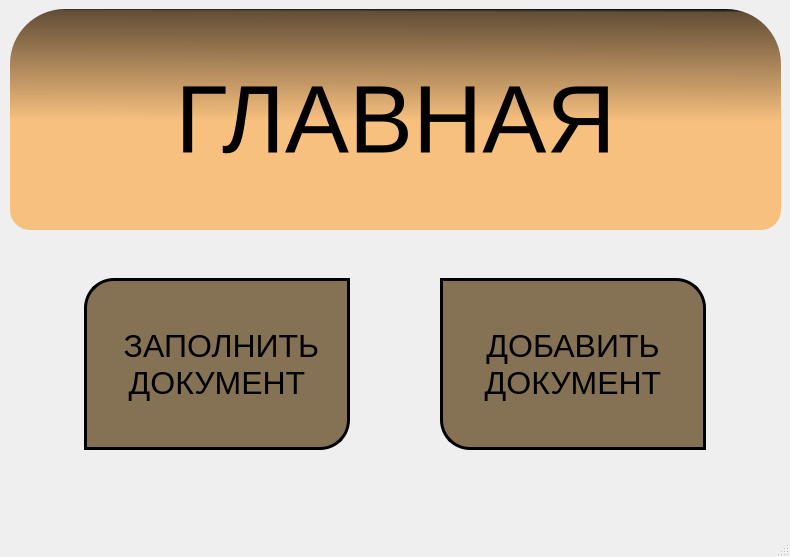
Above: Main_s.ui from Morskoikot/------- before the change. Below: the same form after it.
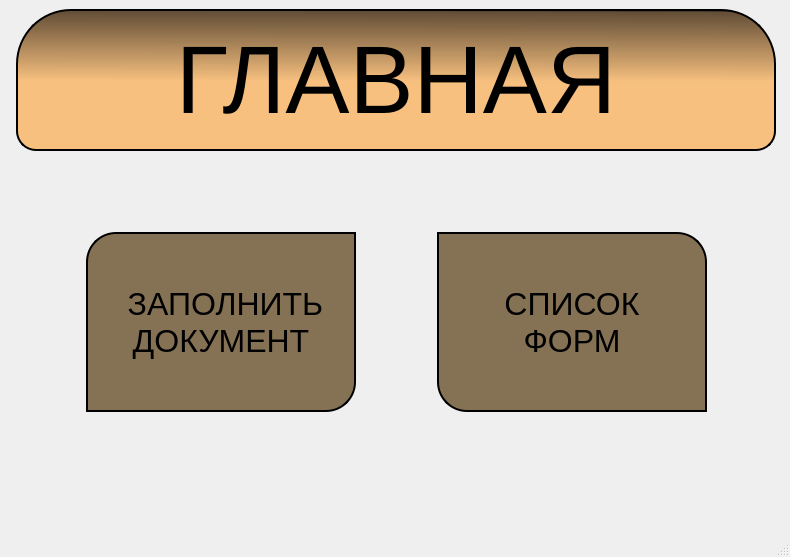
That is the form after the change. Icons and pictures are not drawn.

```diff
--- a/Main_s.ui
+++ b/Main_s.ui
@@ -48,10 +48,10 @@
      <widget class="QWidget" name="horizontalLayoutWidget">
       <property name="geometry">
        <rect>
-        <x>-10</x>
-        <y>230</y>
-        <width>791</width>
-        <height>271</height>
+        <x>1</x>
+        <y>158</y>
+        <width>771</width>
+        <height>331</height>
        </rect>
       </property>
       <layout class="QHBoxLayout" name="horizontalLayout">
@@ -59,8 +59,8 @@
         <widget class="QPushButton" name="Button_Zapolnit">
          <property name="maximumSize">
           <size>
-           <width>266</width>
-           <height>172</height>
+           <width>270</width>
+           <height>180</height>
           </size>
          </property>
          <property name="font">
@@ -73,13 +73,13 @@
 background-color: rgb(133, 114, 85);
 border-top-left-radius: 30px;
 border-bottom-right-radius: 30px;
-border: 3px solid;
+border: 2px solid;
 }
 #Button_Zapolnit:hover {
 background:#dabb8b;
 }
 #Button_Zapolnit:pressed {
-color: #FFFFFF;
+background-color: rgb(133, 114, 85);
 }</string>
          </property>
          <property name="text">
@@ -89,11 +89,11 @@
         </widget>
        </item>
        <item>
-        <widget class="QPushButton" name="Button_Dobavit">
+        <widget class="QPushButton" name="Button_Spisok">
          <property name="maximumSize">
           <size>
-           <width>266</width>
-           <height>172</height>
+           <width>270</width>
+           <height>180</height>
           </size>
          </property>
          <property name="font">
@@ -102,22 +102,22 @@
           </font>
          </property>
          <property name="styleSheet">
-          <string notr="true">#Button_Dobavit{
+          <string notr="true">#Button_Spisok{
 background-color: rgb(133, 114, 85);
 border-top-right-radius: 30px;
 border-bottom-left-radius: 30px;
-border: 3px solid;
+border: 2px solid;
 }
-#Button_Dobavit:hover {
+#Button_Spisok:hover {
 background:#dabb8b;
 }
-#Button_Dobavit:pressed {
-color: #FFFFFF;
+#Button_Spisok:pressed {
+background-color: rgb(133, 114, 85);
 }</string>
          </property>
          <property name="text">
-          <string>ДОБАВИТЬ
-ДОКУМЕНТ</string>
+          <string>СПИСОК
+ФОРМ</string>
          </property>
         </widget>
        </item>
@@ -126,15 +126,23 @@
      <widget class="QWidget" name="verticalLayoutWidget">
       <property name="geometry">
        <rect>
-        <x>0</x>
-        <y>10</y>
+        <x>1</x>
+        <y>1</y>
         <width>771</width>
-        <height>221</height>
+        <height>161</height>
        </rect>
       </property>
       <layout class="QVBoxLayout" name="verticalLayout">
        <item>
+        <layout class="QHBoxLayout" name="horizontalLayout_5">
+         <item>
         <widget class="QLabel" name="Glavnaya">
+           <property name="maximumSize">
+            <size>
+             <width>760</width>
+             <height>142</height>
+            </size>
+           </property>
          <property name="font">
           <font>
            <pointsize>72</pointsize>
@@ -144,7 +152,8 @@
           <enum>Qt::DefaultContextMenu</enum>
          </property>
          <property name="styleSheet">
-          <string notr="true">border-top-left-radius: 55px;
+            <string notr="true">border: 2px solid;
+border-top-left-radius: 55px;
 border-top-right-radius: 55px;
 border-bottom-right-radius: 20px;
 border-bottom-left-radius: 20px;
@@ -159,6 +168,8 @@
         </widget>
        </item>
       </layout>
+       </item>
+      </layout>
      </widget>
     </widget>
     <widget class="QWidget" name="Add_Page">
@@ -171,9 +182,9 @@
      <widget class="QWidget" name="verticalLayoutWidget_2">
       <property name="geometry">
        <rect>
-        <x>-10</x>
+        <x>0</x>
         <y>10</y>
-        <width>781</width>
+        <width>771</width>
         <height>481</height>
        </rect>
       </property>
@@ -194,7 +205,8 @@
             </font>
            </property>
            <property name="styleSheet">
-            <string notr="true">background-color: qlineargradient(spread:pad, x1:0.505682, y1:0, x2:0.501, y2:0.511, stop:0 rgba(19, 19, 19, 255), stop:0.0227273 rgba(89, 67, 42, 239), stop:1 rgba(249, 179, 96, 200));
+            <string notr="true">border: 2px solid;
+background-color: qlineargradient(spread:pad, x1:0.505682, y1:0, x2:0.501, y2:0.511, stop:0 rgba(19, 19, 19, 255), stop:0.0227273 rgba(89, 67, 42, 239), stop:1 rgba(249, 179, 96, 200));
 border-top-left-radius: 55px;
 border-top-right-radius: 55px;
 border-bottom-left-radius: 22px;
```
Lines whose indentation alone changed are shown as unchanged.
